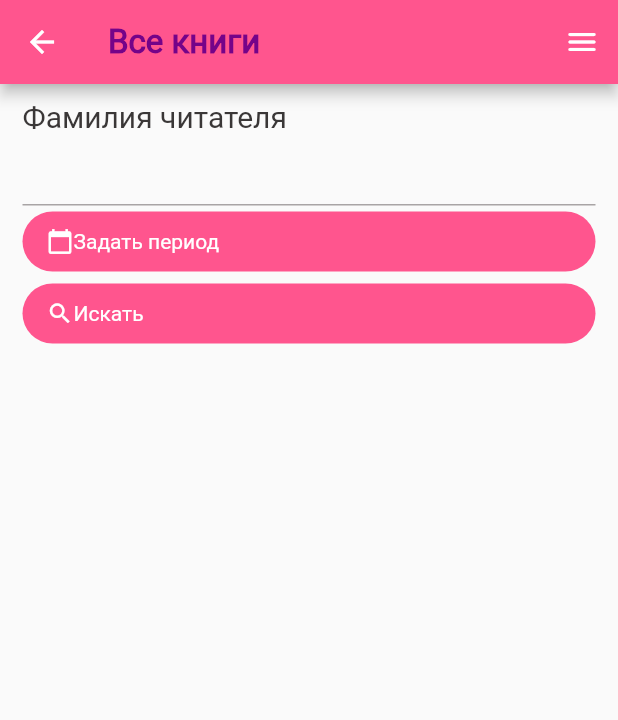
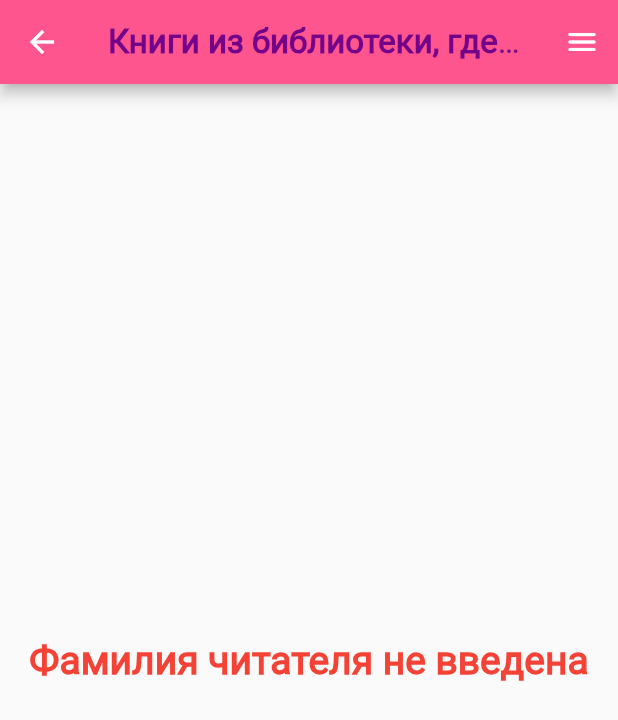
Before and after one commit to AleksandrMatsko/NSUDatabasesProject, a Flutter app: the BooksFromLib screen opened by its route, after a tap on "Искать", on a phone screen of 412 x 824 dp. Shown: the top 720 px of the screen. Run offline on Flutter 3.47's test engine with Material 2 defaults, Android fonts, the phone set to English and light mode, and no system bars; our stand-ins replace dio.

Commit message:
fix: improve book screen

```diff
--- a/frontend/library_fund/lib/books.dart
+++ b/frontend/library_fund/lib/books.dart
@@ -214,7 +214,7 @@ class _BooksFromLibState extends State<BooksFromLib> {
   final _bookRepository = BookRepository();
   var _state = RequestWithParamsState.askingUser;
   late Future<List<Book>> _books;
-  late String _userLastName;
+  String? _userLastName;
   late String _errorMessage;
   var _selectedDateTimeRange =
       DateTimeRange(start: DateTime.now(), end: DateTime.now());
@@ -234,20 +234,31 @@ class _BooksFromLibState extends State<BooksFromLib> {
         _errorMessage = "Начало периода должно быть раньше конца периода";
         return;
       }
+      if (_userLastName == null) {
+        _state = RequestWithParamsState.errorInput;
+        _errorMessage = "Фамилия читателя не введена";
+        return;
+      }
 
       _state = RequestWithParamsState.showingInfo;
       _books = _bookRepository.getBooksFromLib(
-          regLib, _userLastName, startDate, endDate);
+          regLib, _userLastName!, startDate, endDate);
     });
   }
 
   @override
   Widget build(BuildContext context) {
+    String title;
+    if (regLib) {
+      title = "Книги из библиотеки, где читатель зарегистрирован";
+    } else {
+      title = "Книги из всех библиотек, кроме той где читатель зарегистрирован";
+    }
     return Scaffold(
         appBar: AppBar(
           backgroundColor: Theme.of(context).colorScheme.primary,
           title: Text(
-            "Все книги",
+            title,
             style: Theme.of(context).textTheme.titleLarge,
           ),
           actions: [
@@ -263,22 +274,26 @@ class _BooksFromLibState extends State<BooksFromLib> {
         ),
         body: switch (_state) {
           RequestWithParamsState.askingUser => ListView(
-              padding: const EdgeInsets.symmetric(vertical: 10, horizontal: 15),
+              padding: const EdgeInsets.symmetric(vertical: 20, horizontal: 15),
               children: [
                 Text("Фамилия читателя",
                     style: Theme.of(context).textTheme.bodyLarge),
                 TextFormField(
                   showCursor: true,
                   style: Theme.of(context).textTheme.bodyLarge,
-                  onFieldSubmitted: (value) => _onUserLastNameSubmitted(value),
+                  onChanged: (value) => _onUserLastNameSubmitted(value),
                 ),
-                FilledButton(
+                Padding(
+                    padding: const EdgeInsets.symmetric(
+                        vertical: 10, horizontal: 15),
+                    child: FilledButton(
                       onPressed: () async {
                         final DateTimeRange? dateTimeRange =
                             await showDateRangePicker(
                           context: context,
                           firstDate: DateTime(1990),
-                            lastDate: DateTime.now());
+                          lastDate: DateTime.now(),
+                        );
                         if (dateTimeRange != null) {
                           _selectedDateTimeRange = dateTimeRange;
                         }
@@ -287,12 +302,15 @@ class _BooksFromLibState extends State<BooksFromLib> {
                         Icon(Icons.calendar_today),
                         Text("Задать период")
                       ]),
-                ),
-                FilledButton(
+                    )),
+                Padding(
+                    padding: const EdgeInsets.symmetric(
+                        vertical: 10, horizontal: 15),
+                    child: FilledButton(
                         onPressed: _userReady,
                         child: const Row(
                           children: [Icon(Icons.search), Text("Искать")],
-                    ))
+                        ))),
               ],
             ),
           RequestWithParamsState.showingInfo => FutureBuilder<List<Book>>(
--- a/frontend/library_fund/pubspec.yaml
+++ b/frontend/library_fund/pubspec.yaml
@@ -31,7 +31,9 @@ dependencies:
   flutter:
     sdk: flutter
   dio: ^5.1.2
-  intl: ^0.18.1
+  flutter_localizations:
+    sdk: flutter
+  intl: any
 
   # The following adds the Cupertino Icons font to your application.
   # Use with the CupertinoIcons class for iOS style icons.
```
Also changed, not shown: frontend/library_fund/pubspec.lock. Lines whose indentation alone changed are shown as unchanged.
